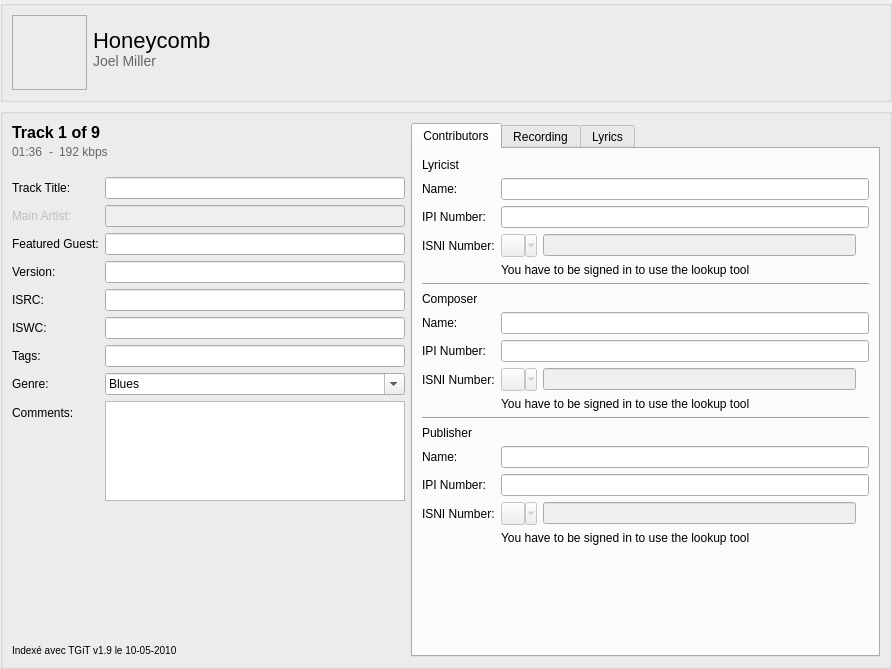
Old version of the form resources/ui/track_page.ui in the repository Iconoclasteinc/tgit.
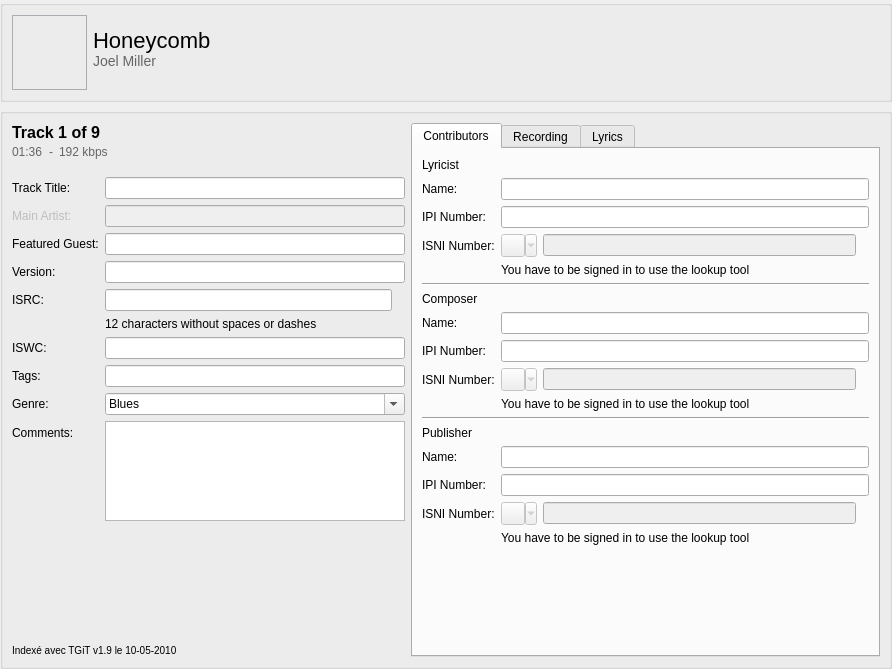
New version of the form. Icons and pictures are not drawn. Custom widgets are drawn as their Qt base class.

Commit message: Add contextual help for the ISRC number.

```diff
--- a/resources/ui/track_page.ui
+++ b/resources/ui/track_page.ui
@@ -338,6 +338,8 @@
            </widget>
           </item>
           <item row="5" column="1">
+           <layout class="QHBoxLayout" name="horizontalLayout_3">
+            <item>
            <widget class="QLineEdit" name="_isrc">
             <property name="minimumSize">
              <size>
@@ -347,7 +349,28 @@
             </property>
            </widget>
           </item>
-          <item row="6" column="0">
+            <item>
+             <widget class="HelpLabel" name="_isrc_helo">
+              <property name="maximumSize">
+               <size>
+                <width>20</width>
+                <height>20</height>
+               </size>
+              </property>
+              <property name="toolTip">
+               <string>&lt;html&gt;&lt;head/&gt;&lt;body&gt;&lt;p&gt;The ISRC is a unique identifier for sound recordings. A three character Label prefix has to be obtained from a registrar like CONNECTmusic (Canada).&lt;/p&gt;&lt;/body&gt;&lt;/html&gt;</string>
+              </property>
+              <property name="pixmap">
+               <pixmap resource="../resources.qrc">:/icons/help</pixmap>
+              </property>
+              <property name="scaledContents">
+               <bool>true</bool>
+              </property>
+             </widget>
+            </item>
+           </layout>
+          </item>
+          <item row="7" column="0">
            <widget class="QLabel" name="_iswc_caption">
             <property name="text">
              <string>ISWC:</string>
@@ -360,7 +383,7 @@
             </property>
            </widget>
           </item>
-          <item row="6" column="1">
+          <item row="7" column="1">
            <widget class="QLineEdit" name="_iswc">
             <property name="minimumSize">
              <size>
@@ -370,7 +393,7 @@
             </property>
            </widget>
           </item>
-          <item row="7" column="0">
+          <item row="8" column="0">
            <widget class="QLabel" name="_tags_caption">
             <property name="text">
              <string>Tags:</string>
@@ -383,7 +406,7 @@
             </property>
            </widget>
           </item>
-          <item row="7" column="1">
+          <item row="8" column="1">
            <widget class="QLineEdit" name="_tags">
             <property name="minimumSize">
              <size>
@@ -393,7 +416,7 @@
             </property>
            </widget>
           </item>
-          <item row="8" column="0">
+          <item row="9" column="0">
            <widget class="QLabel" name="_genre_caption">
             <property name="text">
              <string>Genre:</string>
@@ -403,7 +426,7 @@
             </property>
            </widget>
           </item>
-          <item row="8" column="1">
+          <item row="9" column="1">
            <widget class="QComboBox" name="_genre">
             <property name="sizePolicy">
              <sizepolicy hsizetype="MinimumExpanding" vsizetype="Fixed">
@@ -445,7 +468,7 @@
             </item>
            </widget>
           </item>
-          <item row="9" column="0">
+          <item row="10" column="0">
            <widget class="QLabel" name="_comments_caption">
             <property name="text">
              <string>Comments:</string>
@@ -455,7 +478,7 @@
             </property>
            </widget>
           </item>
-          <item row="9" column="1">
+          <item row="10" column="1">
            <widget class="TextArea" name="_comments">
             <property name="minimumSize">
              <size>
@@ -471,6 +494,28 @@
             </property>
            </widget>
           </item>
+          <item row="6" column="1">
+           <widget class="QLabel" name="_isrc_info">
+            <property name="styleSheet">
+             <string notr="true">
+QLabel[style=QWindowsVistaStyle] {
+    font-size: 7pt;
+    margin-top: -2px;
+    margin-bottom: 2px;
+}
+
+QLabel[style=QMacStyle] {
+    font-size: 11pt;
+    margin-top: -3px;
+    margin-bottom: 3px;
+}
+</string>
+            </property>
+            <property name="text">
+             <string>12 characters without spaces or dashes</string>
+            </property>
+           </widget>
+          </item>
          </layout>
         </item>
         <item>
```
Left out of the diff: 1 changed line with no effect on the pictures. Lines whose indentation alone changed are shown as unchanged. The commit also changes 2 other files.
